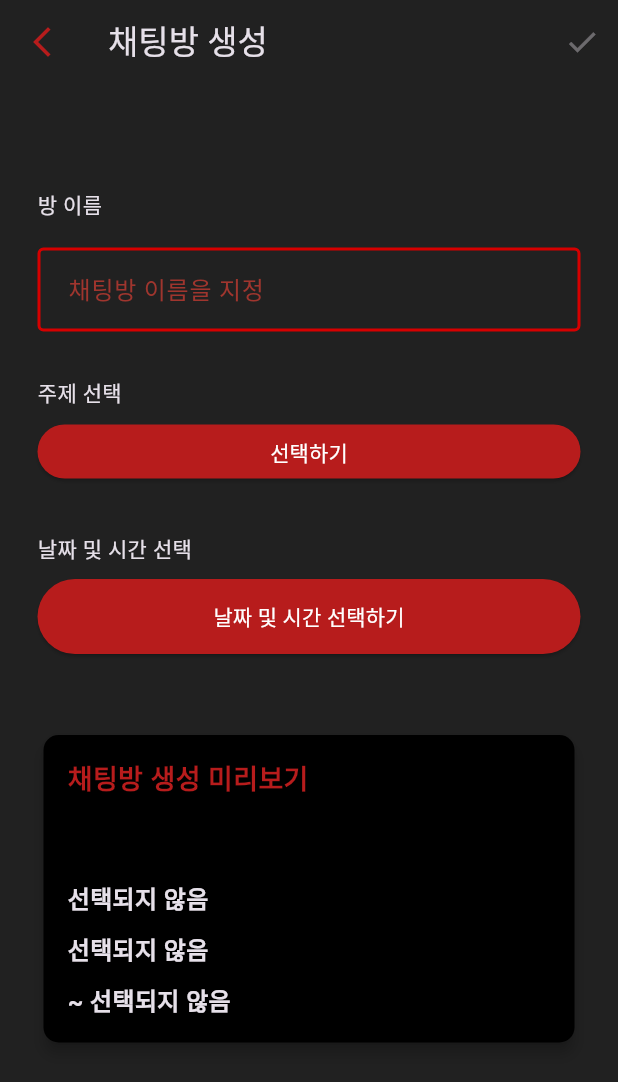
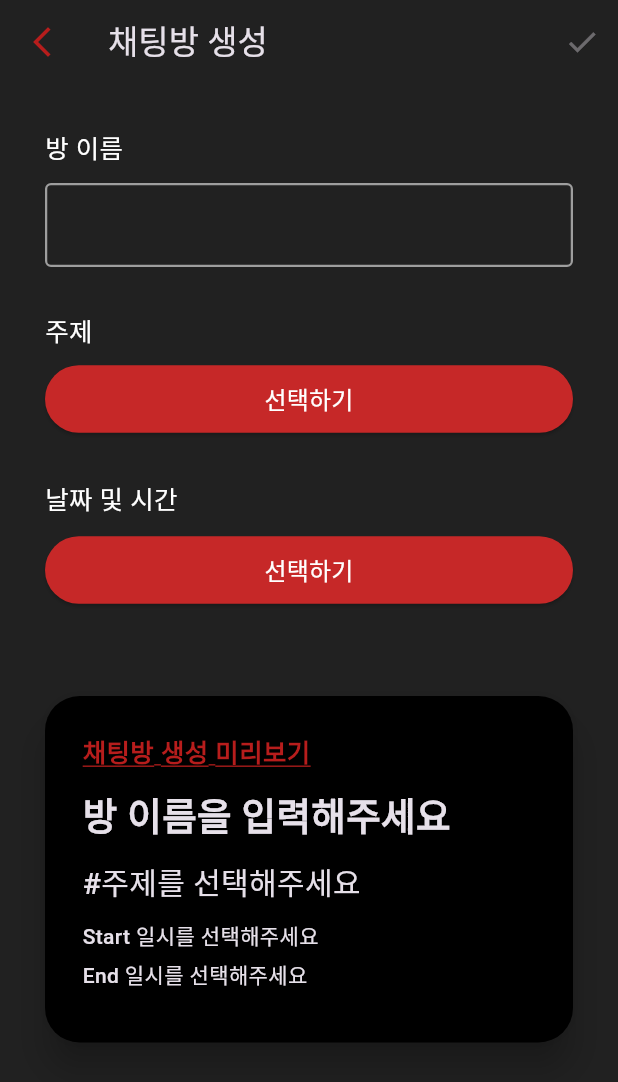
Before and after one commit to gho94/kirbyPort, a Flutter app: the CreateRoomScreen screen opened by its route, on a phone screen of 412 x 824 dp. Shown: the top 1082 px of the screen. Run offline on Flutter 3.47's test engine with Material 3 defaults, Android fonts, the phone set to English and light mode, and no system bars; our stand-ins replace device_info_plus, flutter_local_notifications, go_router, permission_handler, socket_io_client, sqflite and 1 more; accounts and stored records are empty.

Commit message:
[Feat] 디자인수정 1.폰트추가 2.디자인페이지추가 3.CreateRoomScreen 디자인 변경

```diff
--- a/kirby_port_app/lib/screen/create_room_screen.dart
+++ b/kirby_port_app/lib/screen/create_room_screen.dart
@@ -5,6 +5,7 @@ import 'package:kirby_port_app/view_model/topic_view_model.dart';
 import 'package:kirby_port_app/model/room_model.dart';
 import 'package:kirby_port_app/model/topic_model.dart';
 import 'package:provider/provider.dart';
+import 'package:kirby_port_app/utils/color_and_style.dart';
 
 class CreateRoomScreen extends StatefulWidget {
   const CreateRoomScreen({super.key});
@@ -27,7 +28,8 @@ class _CreateRoomScreenState extends State<CreateRoomScreen> {
     Room room = Room(
       name: _textEditingController.text,
       startTime: DateFormat('yyyy-MM-dd HH:mm:ss').format(startDateTime),
-      endTime: DateFormat('yyyy-MM-dd HH:mm:ss').format(startDateTime.add(const Duration(hours: 1))),
+      endTime: DateFormat('yyyy-MM-dd HH:mm:ss')
+          .format(startDateTime.add(const Duration(hours: 1))),
       topicId: _selectedTopic?.id ?? 1,
       playerId: 1,
       createdAt: DateFormat('yyyy-MM-dd HH:mm:ss').format(createdAtLocalDT),
@@ -42,7 +44,9 @@ class _CreateRoomScreenState extends State<CreateRoomScreen> {
 
   void validActionEnable() {
     setState(() {
-      _isActionEnabled = _textEditingController.text.isNotEmpty && _selectedTopic != null && _selectedDateTime != null;
+      _isActionEnabled = _textEditingController.text.isNotEmpty &&
+          _selectedTopic != null &&
+          _selectedDateTime != null;
     });
   }
 
@@ -55,85 +59,48 @@ class _CreateRoomScreenState extends State<CreateRoomScreen> {
             Navigator.pop(context);
           },
           icon: const Icon(Icons.arrow_back_ios_new_outlined),
-          color: Colors.red[900],
+          color: myRed900,
         ),
         title: const Text('채팅방 생성'),
         actions: [
           IconButton(
             onPressed: _isActionEnabled ? _addRoom : null,
             icon: const Icon(Icons.check),
-            color: Colors.red,
+            color: myRed900,
           )
         ],
       ),
       body: SingleChildScrollView(
         child: Padding(
-          padding: const EdgeInsets.symmetric(vertical: 70, horizontal: 25),
+          padding: const EdgeInsets.all(30.0),
           child: Column(
             crossAxisAlignment: CrossAxisAlignment.start,
             children: [
-              const Text(
-                "방 이름",
-              ),
-              const SizedBox(height: 18),
+              const Text("방 이름", style: titleTextStyle),
+              const SizedBox(height: 10),
               TextField(
                 controller: _textEditingController,
-                decoration: InputDecoration(
-                    labelText: ' 채팅방 이름을 지정',
-                    labelStyle: TextStyle(color: Colors.red.withOpacity(0.6)),
-                    border: const OutlineInputBorder(
-                      borderSide: BorderSide(), //기본설정
-                    ),
-                    enabledBorder: const OutlineInputBorder(
-                      //포커스가 없는 상태의 테두리
-                      borderSide: BorderSide(
-                        color: Color.fromARGB(255, 214, 0, 0),
-                        width: 2,
-                      ),
-                    ),
-                    focusedBorder: const OutlineInputBorder(
-                      //포커스된 상태의 테두리
-                      borderSide: BorderSide(
-                        color: Color.fromARGB(255, 214, 0, 0),
-                        width: 2,
-                      ),
-                    ),
-                    filled: true,
-                    fillColor: Colors.grey[900]),
+                decoration: myInputDecoration(),
                 onChanged: (value) => validActionEnable(),
                 cursorColor: Colors.white,
               ),
               const SizedBox(height: 30),
-              const Text("주제 선택", style: TextStyle()),
-              const SizedBox(height: 5),
-              ElevatedButton(
+              const Text("주제", style: titleTextStyle),
+              const SizedBox(height: 10),
+              myElevatedButton(
                 onPressed: () => _showTopicSelectionDialog(context),
-                style: ElevatedButton.styleFrom(
-                  minimumSize: const Size(double.infinity, 36),
-                  backgroundColor: Colors.red[900],
-                ),
-                child: Text(
-                  _selectedTopic?.name ?? "선택하기",
-                  style: const TextStyle(
-                    color: Colors.white, //보라색 됨
-                  ),
-                ),
+                text: _selectedTopic?.name ?? "선택하기",
               ),
               const SizedBox(height: 30),
-              const Text("날짜 및 시간 선택"),
+              const Text("날짜 및 시간", style: titleTextStyle),
               const SizedBox(height: 10),
-              ElevatedButton(
+              myElevatedButton(
                 onPressed: _selectDateTime,
-                style: ElevatedButton.styleFrom(
-                  minimumSize: const Size(double.infinity, 50),
-                  backgroundColor: Colors.red[900],
+                text: _selectedDateTime != null
+                    ? getFormattedDateTime(_selectedDateTime!)
+                    : "선택하기",
               ),
-                child: Text(
-                  _selectedDateTime != null ? getFormattedDateTime(_selectedDateTime!) : "날짜 및 시간 선택하기",
-                  style: const TextStyle(color: Colors.white), //보라색 됨
-                ),
-              ),
-              const SizedBox(height: 50),
+              const SizedBox(height: 60),
               _buildPreviewCard(),
             ],
           ),
@@ -152,7 +119,8 @@ class _CreateRoomScreenState extends State<CreateRoomScreen> {
             Wrap(
               spacing: 10.0,
               runSpacing: 10.0,
-              children: Provider.of<TopicViewModel>(context).topics.map((topic) {
+              children:
+                  Provider.of<TopicViewModel>(context).topics.map((topic) {
                 return SizedBox(
                   width: 46.0,
                   height: 46.0,
@@ -217,57 +185,68 @@ class _CreateRoomScreenState extends State<CreateRoomScreen> {
   }
 
   Widget _buildPreviewCard() {
-    return Card(
+    return SizedBox(
+      width: double.infinity,
+      child: Card(
         color: Colors.black,
-      elevation: 4.0,
+        elevation: 10.0,
+        margin: EdgeInsets.zero, // 여백 제거
         shape: RoundedRectangleBorder(
-        borderRadius: BorderRadius.circular(10),
+          borderRadius: BorderRadius.circular(23),
         ),
         child: Padding(
-        padding: const EdgeInsets.all(16.0),
+          padding: const EdgeInsets.all(25.0),
           child: Column(
             crossAxisAlignment: CrossAxisAlignment.start,
             children: [
-            Text(
+              const Text(
                 '채팅방 생성 미리보기',
                 style: TextStyle(
-                fontSize: 18,
-                fontWeight: FontWeight.bold,
-                color: Colors.red[900],
+                  fontSize: 17,
+                  decoration: TextDecoration.underline,
+                  decorationColor: myRed900,
+                  fontWeight: FontWeight.w900,
+                  color: myRed900,
                 ),
               ),
               const SizedBox(height: 10),
               Text(
-              _textEditingController.text,
+                _textEditingController.text.isNotEmpty == true
+                    ? _textEditingController.text
+                    : "방 이름을 입력해주세요",
                 style: const TextStyle(
-                fontSize: 24,
-                fontWeight: FontWeight.bold,
+                  fontSize: 25,
+                  fontWeight: FontWeight.w900,
                 ),
               ),
               const SizedBox(height: 10),
-            _buildPreviewRow(_selectedTopic?.name ?? "선택되지 않음"),
+              buildPreviewText(
+                  _selectedTopic?.name != null
+                      ? "#${_selectedTopic!.name}"
+                      : "#주제를 선택해주세요",
+                  fontSize: 20),
               const SizedBox(height: 10),
-            _buildPreviewRow(_selectedDateTime != null ? getFormattedDateTime(_selectedDateTime!) : "선택되지 않음"),
+              buildPreviewText(_selectedDateTime != null
+                  ? "Start ${getFormattedDateTime(_selectedDateTime!)}"
+                  : "Start 일시를 선택해주세요"),
+              const SizedBox(height: 5),
+              buildPreviewText("End ${_getEndTimeFormatted() ?? "일시를 선택해주세요"}"),
               const SizedBox(height: 10),
-            _buildPreviewRow("~ ${_getEndTimeFormatted() ?? "선택되지 않음"}")
             ],
+          ),
         ),
       ),
     );
   }
 
-  Widget _buildPreviewRow(String value) {
-    return Row(
-      mainAxisAlignment: MainAxisAlignment.spaceBetween,
-      children: [
-        Text(
+  //buildPreviewText("커스텀 텍스트", fontSize: 14); //폰트사이즈는 선택
+  Text buildPreviewText(String value, {double fontSize = 14}) {
+    return Text(
       value,
-          style: const TextStyle(
-            fontSize: 16,
-            fontWeight: FontWeight.bold,
+      style: TextStyle(
+        fontSize: fontSize,
+        fontWeight: FontWeight.w500,
       ),
-        ),
-      ],
     );
   }
 
--- /dev/null
+++ b/kirby_port_app/lib/utils/color_and_style.dart
@@ -0,0 +1,41 @@
+import 'package:flutter/material.dart';
+// 스타일 지정 내용
+
+// 소제목 텍스트스타일
+const TextStyle titleTextStyle = TextStyle(
+    color: Colors.white, //보라색 됨
+    fontSize: 17,
+    fontWeight: FontWeight.w500);
+
+//색상지정
+const myRed900 = Color(0xffB71D1C); //기본
+const myRed800 = Color(0xffC62828); //아이콘버튼
+const myRed700 = Color(0xffD3302F); //포인트
+const myGrey = Color(0xff212121);
+const myLightGrey = Color(0xff9E9E9E);
+
+// myElevatedButton 사용예시
+// myElevatedButton(onPressed: () => print("Button 1 clicked"),text: _selectedTopic?.name ?? "선택하기",),
+Widget myElevatedButton({required VoidCallback onPressed, required String text,}) {
+  return ElevatedButton(
+    onPressed: onPressed,
+    style: ElevatedButton.styleFrom(minimumSize: const Size(double.infinity, 45), backgroundColor: myRed800,), // 동일한 스타일 사용
+    child: Text(text, style: const TextStyle(color: Colors.white, fontSize: 16,),),);
+}
+
+// myInputDecoration 사용예시
+// TextField(decoration: myInputDecoration(labelText: "채팅방 이름을 지정",labelStyle: const TextStyle(color: Colors.white),),),
+InputDecoration myInputDecoration({String? labelText,}) {
+  return InputDecoration(
+    labelText: labelText, // labelText가 null일 경우 아무것도 표시되지 않음
+    labelStyle: const TextStyle(color: Colors.white),
+    // 기본 테두리 설정
+    border: const OutlineInputBorder(borderSide: BorderSide(),),
+    // 포커스가 없는 상태의 테두리
+    enabledBorder: const OutlineInputBorder(borderSide: BorderSide(color: myLightGrey, width: 1.5,),),
+    // 포커스된 상태의 테두리
+    focusedBorder: const OutlineInputBorder(borderSide: BorderSide(color: myRed900, width: 1.5,),),
+    filled: true,
+    fillColor: myGrey,
+  );
+}
```
Also changed, not shown: kirby_port_app/lib/screen/login_screen.dart (+34 -70 lines), kirby_port_app/pubspec.yaml (+12 -0 lines), 6 other files. Lines whose indentation alone changed are shown as unchanged.
